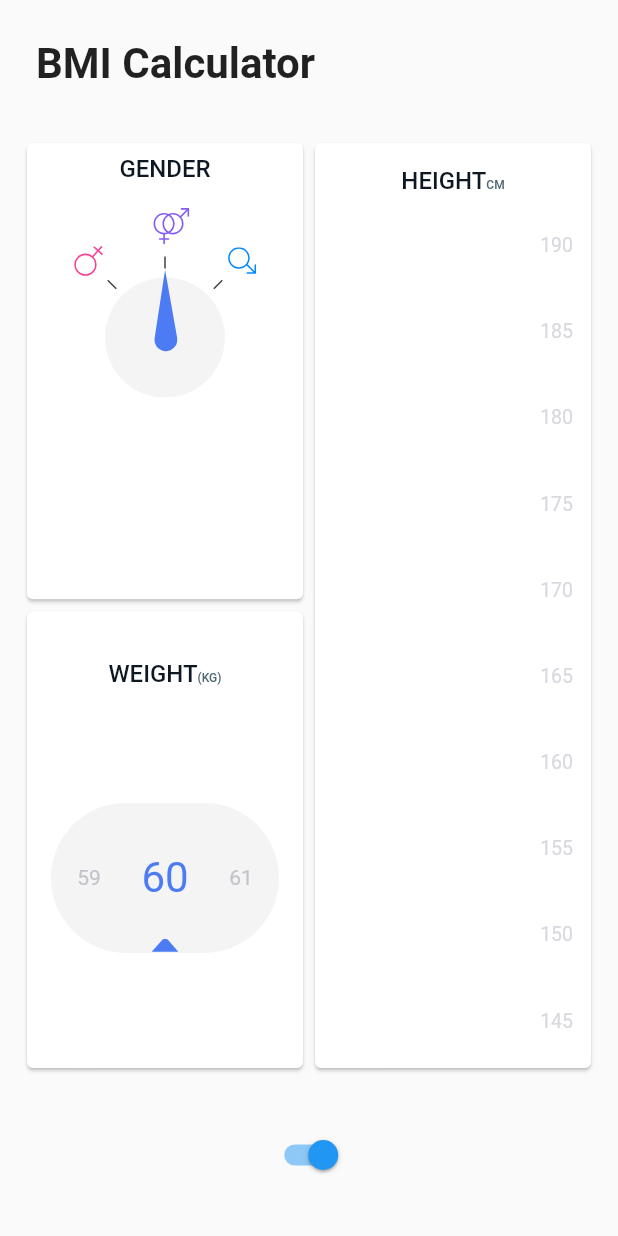
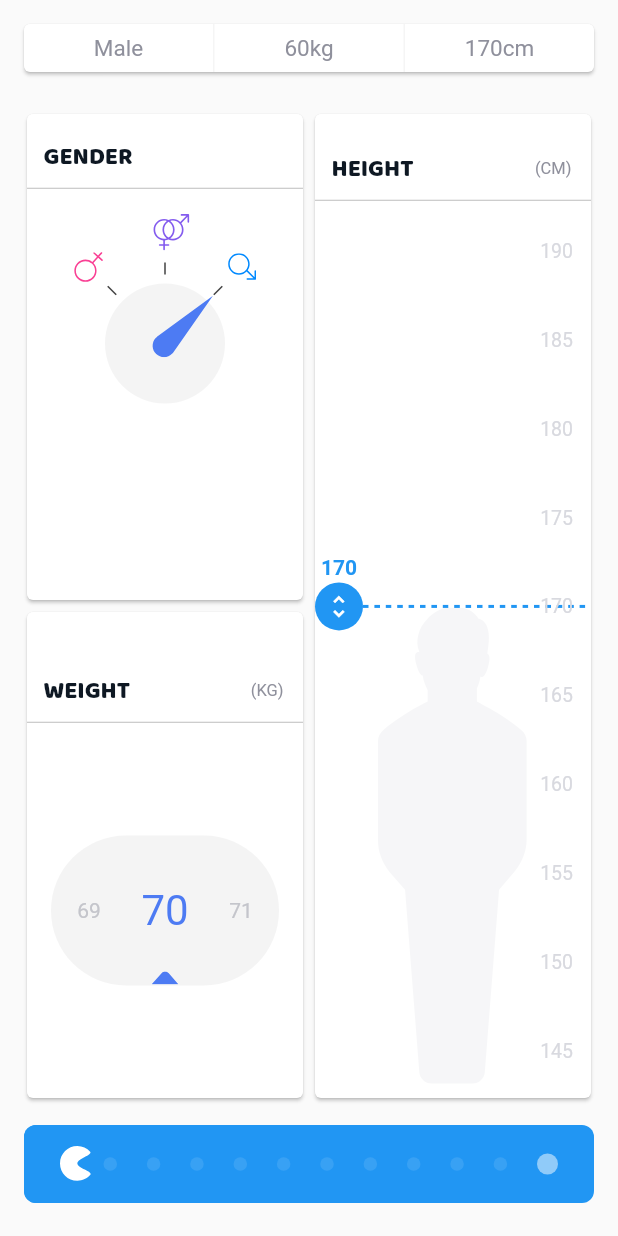
Before and after one commit to AbanoubFakheryMakram/BMI-calculator, a Flutter app: the screen it shows after launch, on a phone screen of 412 x 824 dp. Run offline on Flutter 3.47's test engine with Material 2 defaults, Android fonts, the phone set to English and light mode, and no system bars; our stand-ins replace flutter_screenutil, flutter_svg.

Commit message:
slider finished

```diff
--- a/bmi_calculator/lib/gender_card/gender_card.dart
+++ b/bmi_calculator/lib/gender_card/gender_card.dart
@@ -17,7 +17,8 @@ enum GenderType { male, female, other }
 class GenderCard extends StatefulWidget {
   @override
   GenderType initialGender;
-  GenderCard({this.initialGender});
+  ValueChanged<GenderType> onChange;
+  GenderCard({this.initialGender = GenderType.male, this.onChange});
 
   _GenderCardState createState() => _GenderCardState();
 }
@@ -36,7 +37,7 @@ class _GenderCardState extends State<GenderCard>
     super.initState();
     selectedGender = widget.initialGender ??
         GenderType
-            .other; // if no gender selected make the default selection is 'other'
+            .male; // if no gender selected make the default selection is 'other'
 
     arrowAnimationController = AnimationController(
         vsync: this,
@@ -112,6 +113,7 @@ class _GenderCardState extends State<GenderCard>
   void _setSelectedGender(GenderType type) {
     setState(() {
       selectedGender = type;
+      widget.onChange(type);
     });
     arrowAnimationController.animateTo(genderAngles[type],
         duration: Duration(milliseconds: 200));
--- a/bmi_calculator/lib/height_card/height_card.dart
+++ b/bmi_calculator/lib/height_card/height_card.dart
@@ -5,22 +5,24 @@ import 'dart:math' as math;
 import 'package:gender_selection/widgets/card_title.dart';
 
 class HeightCard extends StatefulWidget {
-  dynamic height; // initial input height
+  int height; // initial input height
 
-  HeightCard({this.height});
+  final ValueChanged<int> onChanged;
+
+  HeightCard({Key key, this.height = 170, this.onChanged}) : super(key: key);
 
   @override
   _HeightCardState createState() => _HeightCardState();
 }
 
 class _HeightCardState extends State<HeightCard> {
-  dynamic height;
+  int height;
 
   @override
   void initState() {
     super.initState();
     height = widget.height ??
-        150; // if no initial height input make the default height = 150 cm
+        170; // if no initial height input make the default height = 170 cm
   }
 
   @override
@@ -33,7 +35,7 @@ class _HeightCardState extends State<HeightCard> {
           children: <Widget>[
             CardTitle(
               title: 'HEIGHT',
-              subtitle: 'CM',
+              subtitle: '(CM)',
             ),
             Expanded(
               child: Padding(
@@ -52,6 +54,7 @@ class _HeightCardState extends State<HeightCard> {
                       height: height,
                       widgetHeight: constriants.maxHeight,
                       onHeightChanged: (newHeight) {
+                        widget.onChanged(newHeight);
                         setState(() {
                           this.height = newHeight;
                         });
@@ -69,11 +72,11 @@ class _HeightCardState extends State<HeightCard> {
 }
 
 class HeightPicker extends StatefulWidget {
-  final dynamic height;
-  final dynamic widgetHeight;
+  final int height;
+  final double widgetHeight;
   final ValueChanged<dynamic> onHeightChanged;
-  final dynamic minHeight;
-  final dynamic maxHeight;
+  final int minHeight;
+  final int maxHeight;
 
   HeightPicker(
       {this.height,
@@ -82,7 +85,7 @@ class HeightPicker extends StatefulWidget {
       this.onHeightChanged,
       this.widgetHeight});
 
-  dynamic get totalUnit => maxHeight - minHeight;
+  int get totalUnit => maxHeight - minHeight;
 
   @override
   _HeightPickerState createState() => _HeightPickerState();
@@ -97,7 +100,7 @@ class _HeightPickerState extends State<HeightPicker> {
   int startDragHeight;
 
   // calculate pixels between each unit will be used in drwaing the picture
-  dynamic get _pixelsPerUnit => _drawingHeight / widget.totalUnit;
+  double get _pixelsPerUnit => _drawingHeight / widget.totalUnit;
 
   // حدود الرسم
   // المسافة اللي فوق واللي تحت وحجم الخط
@@ -129,7 +132,7 @@ class _HeightPickerState extends State<HeightPicker> {
       },
       child: Stack(
         children: <Widget>[
-           _drawPersonImage(),
+          _drawPersonImage(),
           _drawSlider(),
           _drawLabels(),
         ],
@@ -177,9 +180,8 @@ class _HeightPickerState extends State<HeightPicker> {
       child: SvgPicture.asset(
         "assets/person.svg",
         height: personImageHeight,
-        width: (personImageHeight / 3),
+        width: personImageHeight / 3,
       ),
-
     );
   }
 
--- a/bmi_calculator/lib/main.dart
+++ b/bmi_calculator/lib/main.dart
@@ -3,10 +3,18 @@ import 'package:flutter/services.dart';
 import 'package:flutter_screenutil/flutter_screenutil.dart';
 import 'package:gender_selection/gender_card/gender_card.dart';
 import 'package:gender_selection/weight_card/weight_card.dart';
+import 'package:gender_selection/widgets/input_sammary.dart';
+import 'package:gender_selection/widgets/pacman_slider.dart';
 
 import 'height_card/height_card.dart';
 
 void main() {
+  SystemChrome.setSystemUIOverlayStyle(SystemUiOverlayStyle(
+    statusBarColor: Colors.white, //top bar color
+    statusBarIconBrightness: Brightness.dark, //top bar icons
+    systemNavigationBarColor: Colors.white, //bottom bar color
+    systemNavigationBarIconBrightness: Brightness.dark, //bottom bar icons
+  ));
   SystemChrome.setPreferredOrientations(
       [DeviceOrientation.portraitUp, DeviceOrientation.portraitDown]).then((_) {
     runApp(MaterialApp(
@@ -22,6 +30,10 @@ class MyHomePage extends StatefulWidget {
 }
 
 class _MyHomePageState extends State<MyHomePage> {
+  GenderType gender = GenderType.male;
+  int height = 170;
+  int weight = 60;
+
   @override
   Widget build(BuildContext context) {
     initScreenSize();
@@ -30,7 +42,11 @@ class _MyHomePageState extends State<MyHomePage> {
         child: Column(
           crossAxisAlignment: CrossAxisAlignment.start,
           children: <Widget>[
-            _buildTitle(),
+            InputSummaryCard(
+              gender: gender,
+              weight: weight,
+              height: height,
+            ),
             Expanded(child: _buildCards()),
             _buildBottom(),
           ],
@@ -46,23 +62,10 @@ class _MyHomePageState extends State<MyHomePage> {
         width: screenWidth, height: screenHeight, allowFontScaling: true);
   }
 
-  Widget _buildTitle() {
-    return Padding(
-      padding: EdgeInsets.only(
-        left: ScreenUtil().setHeight(24),
-        top: ScreenUtil().setHeight(26),
-      ),
-      child: Text(
-        'BMI Calculator',
-        style: new TextStyle(fontSize: 28.0, fontWeight: FontWeight.bold),
-      ),
-    );
-  }
-
   Widget _buildCards() {
     return Padding(
       padding: EdgeInsets.only(
-          top: ScreenUtil().setHeight(32),
+          top: ScreenUtil().setHeight(8),
           left: ScreenUtil().setHeight(14),
           right: ScreenUtil().setHeight(14)),
       child: Row(
@@ -72,18 +75,22 @@ class _MyHomePageState extends State<MyHomePage> {
               children: <Widget>[
                 Expanded(
                   child: GenderCard(
-                    initialGender: GenderType.other,
+                    initialGender: GenderType.male,
+                    onChange: (type) => setState(() => gender = type),
                   ),
                 ),
                 Expanded(
-                  child: WeightCard(initialWeight: 60),
-                )
+                    child: WeightCard(
+                  initialWeight: 70,
+                  onChage: (val) => setState(() => weight = val),
+                ))
               ],
             ),
           ),
           Expanded(
             child: HeightCard(
-              height: 130,
+              height: 170,
+              onChanged: (val) => setState(() => height = val),
             ),
           )
         ],
@@ -92,13 +99,14 @@ class _MyHomePageState extends State<MyHomePage> {
   }
 
   Widget _buildBottom() {
-    return Container(
-      alignment: Alignment.center,
-      height: ScreenUtil().setHeight(108),
-      child: Switch(
-        value: true,
-        onChanged: (newValue) {},
+    return Padding(
+      padding: EdgeInsets.only(
+        left: ScreenUtil().setHeight(16.0),
+        right: ScreenUtil().setHeight(16.0),
+        bottom: ScreenUtil().setHeight(22.0),
+        top: ScreenUtil().setHeight(14.0),
       ),
+      child: PacmanSlider(),
     );
   }
 }
--- a/bmi_calculator/lib/weight_card/weight_card.dart
+++ b/bmi_calculator/lib/weight_card/weight_card.dart
@@ -7,8 +7,9 @@ import 'dart:math' as math;
 
 class WeightCard extends StatefulWidget {
   int initialWeight;
+  ValueChanged<int> onChage;
 
-  WeightCard({this.initialWeight});
+  WeightCard({this.initialWeight = 70, this.onChage});
 
   @override
   _WeightCardState createState() => _WeightCardState();
@@ -64,7 +65,10 @@ class _WeightCardState extends State<WeightCard> {
                   minValue: 30,
                   maxValue: 150,
                   value: weight,
-                  onValueChanged: (val) => setState(() => weight = val),
+                  onValueChanged: (val) {
+                    setState(() => weight = val);
+                    widget.onChage(val);
+                  },
                   width: constraints.maxWidth,
                 );
         },
--- a/bmi_calculator/lib/widgets/card_title.dart
+++ b/bmi_calculator/lib/widgets/card_title.dart
@@ -9,21 +9,45 @@ class CardTitle extends StatelessWidget {
 
   @override
   Widget build(BuildContext context) {
-    return RichText(
-      text: TextSpan(text: title, style: _titleStyle, children: [
-        TextSpan(text: subtitle ?? "", style: _subtitleStyle),
-      ]),
+    return Column(
+      children: <Widget>[
+        Padding(
+          padding: EdgeInsets.only(
+            top: ScreenUtil().setHeight(8),
+            bottom: ScreenUtil().setHeight(8),
+            left: ScreenUtil().setHeight(11),
+            right: ScreenUtil().setHeight(13),
+          ),
+          child: Row(
+            mainAxisAlignment: MainAxisAlignment.spaceBetween,
+            children: <Widget>[
+              Text(
+                title,
+                style: _titleStyle,
+              ),
+              Text(
+                subtitle ?? "",
+                style: _subtitleStyle,
+              )
+            ],
+          ),
+        ),
+        Divider(
+          height: 1.0,
+          color: Colors.grey[400],
+        ),
+      ],
     );
   }
 
   TextStyle _titleStyle = TextStyle(
     fontSize: 16.0,
-    fontWeight: FontWeight.w500,
     color: Color.fromRGBO(14, 24, 35, 1.0),
+    fontFamily: 'Baloo'
   );
+
   TextStyle _subtitleStyle = TextStyle(
-    fontSize: 8.0,
-    fontWeight: FontWeight.w500,
-    color: Color.fromRGBO(78, 102, 114, 1.0),
+    fontSize: 11.0,
+    color: Color.fromRGBO(143, 144, 156, 1.0),
   );
 }
--- /dev/null
+++ b/bmi_calculator/lib/widgets/input_sammary.dart
@@ -0,0 +1,57 @@
+
+import 'package:flutter/material.dart';
+import 'package:flutter_screenutil/flutter_screenutil.dart';
+import 'package:gender_selection/gender_card/gender_card.dart';
+
+class InputSummaryCard extends StatelessWidget {
+  final GenderType gender;
+  final int height;
+  final int weight;
+
+  const InputSummaryCard({Key key, this.gender, this.height, this.weight})
+      : super(key: key);
+
+  @override
+  Widget build(BuildContext context) {
+    return Card(
+      margin: EdgeInsets.all(ScreenUtil().setHeight(16.0)),
+      child: SizedBox(
+        height:ScreenUtil().setHeight(32.0),
+        child: Row(
+          children: <Widget>[
+            Expanded(child: _genderText()),
+            _divider(),
+            Expanded(child: _text("${weight}kg")),
+            _divider(),
+            Expanded(child: _text("${height}cm")),
+          ],
+        ),
+      ),
+    );
+  }
+
+  Widget _genderText() {
+    String genderText = gender == GenderType.other
+        ? '-'
+        : (gender == GenderType.male ? 'Male' : 'Female');
+    return _text(genderText);
+  }
+
+  Widget _text(String text) {
+    return Text(
+      text,
+      style: TextStyle(
+        color: Color.fromRGBO(143, 144, 156, 1.0),
+        fontSize: 15.0,
+      ),
+      textAlign: TextAlign.center,
+    );
+  }
+
+  Widget _divider() {
+    return Container(
+      width: 1.0,
+      color: Color.fromRGBO(151, 151, 151, 0.1),
+    );
+  }
+}
--- /dev/null
+++ b/bmi_calculator/lib/widgets/pacman_slider.dart
@@ -0,0 +1,280 @@
+import 'dart:math' as math;
+import 'package:flutter/material.dart';
+import 'package:flutter_screenutil/flutter_screenutil.dart';
+import 'package:flutter_svg/flutter_svg.dart';
+
+const double _pacmanWidth = 21.0;
+const double _sliderHorizontalMargin = 24.0;
+const double _dotsLeftMargin = 8.0;
+
+class PacmanSlider extends StatefulWidget {
+  @override
+  _PacmanSliderState createState() => _PacmanSliderState();
+}
+
+class _PacmanSliderState extends State<PacmanSlider>
+    with TickerProviderStateMixin {
+  double _pacmanPosition = 24.0;
+  AnimationController pacmanMovementController;
+  Animation<double> pacmanAnimation;
+
+  @override
+  void initState() {
+    super.initState();
+    pacmanMovementController =
+        AnimationController(vsync: this, duration: Duration(milliseconds: 400));
+  }
+
+  @override
+  void dispose() {
+    pacmanMovementController.dispose();
+    super.dispose();
+  }
+
+  @override
+  Widget build(BuildContext context) {
+    Decoration decoration = BoxDecoration(
+      borderRadius: BorderRadius.all(Radius.circular(8.0)),
+      color: Theme.of(context).primaryColor,
+    );
+
+    return Container(
+      height: ScreenUtil().setHeight(52.0),
+      decoration: decoration,
+      child: LayoutBuilder(
+        builder: (context, constraints) {
+          return GestureDetector(
+            behavior: HitTestBehavior.translucent,
+            onTap: () => _animatePacmanToEnd(width: constraints.maxWidth),
+            child: Stack(
+              alignment: Alignment.centerRight,
+              children: <Widget>[
+                AnimatedDots(),
+                _drawDotCurtain(decoration, width: constraints.maxWidth),
+                _drawPacman(width: constraints.maxWidth),
+              ],
+            ),
+          );
+        },
+      ),
+    );
+  }
+
+  Widget _drawDotCurtain(Decoration decoration, {double width = 0.0}) {
+    if (width == 0.0) {
+      return Container();
+    }
+    double marginRight =
+        width - _pacmanPosition - ScreenUtil().setHeight(_pacmanWidth / 2);
+    return Positioned.fill(
+      right: marginRight,
+      child: Container(decoration: decoration),
+    );
+  }
+
+  Widget _drawPacman({double width}) {
+    if (pacmanAnimation == null && width != 0.0) {
+      pacmanAnimation = _initPacmanAnimation(width);
+    }
+    return Positioned(
+      left: _pacmanPosition,
+      child: GestureDetector(
+        onHorizontalDragUpdate: (details) => _onPacmanDrag(width, details),
+        onHorizontalDragEnd: (details) => _onPacmanEnd(width, details),
+        child: PacmanIcon(),
+      ),
+    );
+  }
+
+  Animation<double> _initPacmanAnimation(double width) {
+    Animation<double> animation = Tween(
+      begin: _pacmanMinPosition(),
+      end: _pacmanMaxPosition(width),
+    ).animate(pacmanMovementController);
+
+    animation.addListener(() {
+      setState(() {
+        _pacmanPosition = animation.value;
+      });
+      if (animation.status == AnimationStatus.completed) {
+        _onPacmanSubmited();
+      }
+    });
+    return animation;
+  }
+
+  _onPacmanSubmited() {
+    //temporary:
+    Future.delayed(Duration(seconds: 1), () => _resetPacman());
+  }
+
+  _onPacmanDrag(double width, DragUpdateDetails details) {
+    setState(() {
+      _pacmanPosition += details.delta.dx;
+      _pacmanPosition = math.max(_pacmanMinPosition(),
+          math.min(_pacmanMaxPosition(width), _pacmanPosition));
+    });
+  }
+
+  _onPacmanEnd(double width, DragEndDetails details) {
+    bool isOverHalf =
+        _pacmanPosition + ScreenUtil().setHeight(_pacmanWidth / 2) >
+            0.5 * width;
+    if (isOverHalf) {
+      _animatePacmanToEnd(width: width);
+    } else {
+      _resetPacman();
+    }
+  }
+
+  _animatePacmanToEnd({double width}) {
+    pacmanMovementController.forward(
+        from: _pacmanPosition / _pacmanMaxPosition(width));
+  }
+
+  _resetPacman() {
+    setState(() => _pacmanPosition = _pacmanMinPosition());
+  }
+
+  double _pacmanMinPosition() =>
+      ScreenUtil().setHeight(_sliderHorizontalMargin);
+
+  double _pacmanMaxPosition(double sliderWidth) =>
+      sliderWidth -
+      ScreenUtil().setHeight(_sliderHorizontalMargin / 2 + _pacmanWidth);
+}
+
+class AnimatedDots extends StatefulWidget {
+  @override
+  _AnimatedDotsState createState() => _AnimatedDotsState();
+}
+
+class _AnimatedDotsState extends State<AnimatedDots>
+    with SingleTickerProviderStateMixin {
+  final int numberOfDots = 10;
+  final double minOpacity = 0.1;
+  final double maxOpacity = 0.5;
+  AnimationController hintAnimationController;
+
+  @override
+  void initState() {
+    super.initState();
+    _initHintAnimationController();
+    hintAnimationController.forward();
+  }
+
+  @override
+  void dispose() {
+    hintAnimationController.dispose();
+    super.dispose();
+  }
+
+  void _initHintAnimationController() {
+    hintAnimationController = AnimationController(
+      vsync: this,
+      duration: Duration(milliseconds: 800),
+    );
+    hintAnimationController.addStatusListener((status) {
+      if (status == AnimationStatus.completed) {
+        Future.delayed(Duration(milliseconds: 800), () {
+          hintAnimationController.forward(from: 0.0);
+        });
+      }
+    });
+  }
+
+  @override
+  Widget build(BuildContext context) {
+    return Padding(
+      padding: EdgeInsets.only(
+          left: ScreenUtil().setHeight(
+            _sliderHorizontalMargin + _pacmanWidth + _dotsLeftMargin,
+          ),
+          right: ScreenUtil().setHeight(_sliderHorizontalMargin)),
+      child: Row(
+        mainAxisAlignment: MainAxisAlignment.spaceBetween,
+        children: List.generate(numberOfDots, _generateDot)
+          ..add(Opacity(
+            opacity: maxOpacity,
+            child: Dot(size: 14.0),
+          )),
+      ),
+    );
+  }
+
+  Widget _generateDot(int dotNumber) {
+    Animation animation = _initDotAnimation(dotNumber);
+    return AnimatedBuilder(
+      animation: animation,
+      builder: (context, child) => Opacity(
+        opacity: animation.value,
+        child: child,
+      ),
+      child: Dot(size: 9.0),
+    );
+  }
+
+  Animation<double> _initDotAnimation(int dotNumber) {
+    double lastDotStartTime = 0.4;
+    double dotAnimationDuration = 0.5;
+    double begin = lastDotStartTime * dotNumber / numberOfDots;
+    double end = begin + dotAnimationDuration;
+    return SinusoidalAnimation(min: minOpacity, max: maxOpacity).animate(
+      CurvedAnimation(
+        parent: hintAnimationController,
+        curve: Interval(begin, end),
+      ),
+    );
+  }
+}
+
+class SinusoidalAnimation extends Animatable<double> {
+  SinusoidalAnimation({this.min, this.max});
+
+  final double min;
+  final double max;
+
+  @protected
+  double lerp(double t) {
+    return min + (max - min) * math.sin(math.pi * t);
+  }
+
+  @override
+  double transform(double t) {
+    return (t == 0.0 || t == 1.0) ? min : lerp(t);
+  }
+}
+
+class Dot extends StatelessWidget {
+  final double size;
+
+  const Dot({Key key, @required this.size}) : super(key: key);
+
+  @override
+  Widget build(BuildContext context) {
+    return Container(
+      height: ScreenUtil().setHeight(size),
+      width: ScreenUtil().setHeight(size),
+      decoration: BoxDecoration(
+        shape: BoxShape.circle,
+        color: Colors.white,
+      ),
+    );
+  }
+}
+
+class PacmanIcon extends StatelessWidget {
+  @override
+  Widget build(BuildContext context) {
+    return Padding(
+      padding: EdgeInsets.only(
+        right: ScreenUtil().setHeight(16.0),
+      ),
+      child: SvgPicture.asset(
+        'assets/pacman.svg',
+        height: ScreenUtil().setHeight(25.0),
+        width: ScreenUtil().setHeight(21.0),
+      ),
+    );
+  }
+}
```
Also changed, not shown: bmi_calculator/pubspec.yaml (+4 -4 lines), bmi_calculator/assets/Baloo-Regular.ttf (added), 2 other files.
